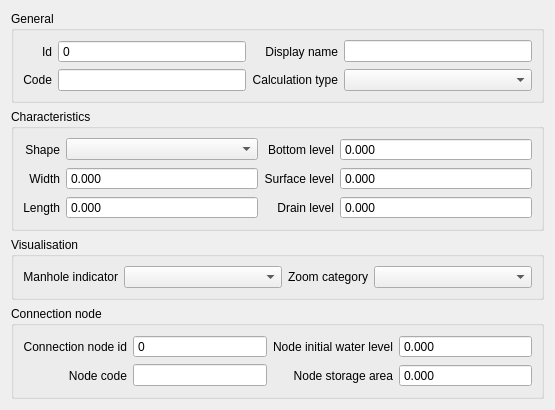
Above: threedi_model_builder/forms/ui/manhole.ui from nens/threedi-schematisation-editor before the change. Below: the same form after it.
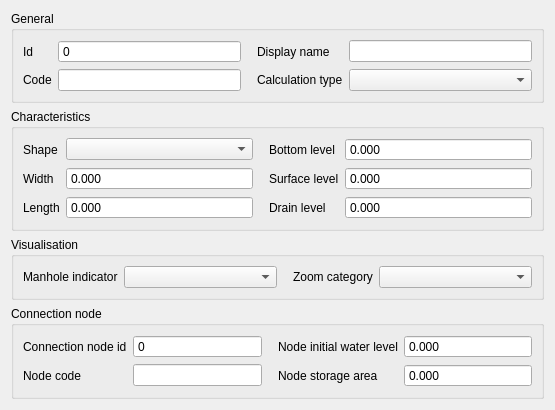
That is the form after the change. Custom widgets are drawn as their Qt base class.

```diff
--- a/threedi_model_builder/forms/ui/manhole.ui
+++ b/threedi_model_builder/forms/ui/manhole.ui
@@ -35,7 +35,7 @@
          <string>Length</string>
         </property>
         <property name="alignment">
-         <set>Qt::AlignRight|Qt::AlignTrailing|Qt::AlignVCenter</set>
+         <set>Qt::AlignLeading|Qt::AlignLeft|Qt::AlignVCenter</set>
         </property>
        </widget>
       </item>
@@ -48,7 +48,7 @@
          <string>Shape</string>
         </property>
         <property name="alignment">
-         <set>Qt::AlignRight|Qt::AlignTrailing|Qt::AlignVCenter</set>
+         <set>Qt::AlignLeading|Qt::AlignLeft|Qt::AlignVCenter</set>
         </property>
        </widget>
       </item>
@@ -61,7 +61,7 @@
          <string>Width</string>
         </property>
         <property name="alignment">
-         <set>Qt::AlignRight|Qt::AlignTrailing|Qt::AlignVCenter</set>
+         <set>Qt::AlignLeading|Qt::AlignLeft|Qt::AlignVCenter</set>
         </property>
        </widget>
       </item>
@@ -74,7 +74,10 @@
          <string>Bottom level</string>
         </property>
         <property name="alignment">
-         <set>Qt::AlignRight|Qt::AlignTrailing|Qt::AlignVCenter</set>
+         <set>Qt::AlignLeading|Qt::AlignLeft|Qt::AlignVCenter</set>
+        </property>
+        <property name="indent">
+         <number>10</number>
         </property>
        </widget>
       </item>
@@ -87,7 +90,10 @@
          <string>Surface level</string>
         </property>
         <property name="alignment">
-         <set>Qt::AlignRight|Qt::AlignTrailing|Qt::AlignVCenter</set>
+         <set>Qt::AlignLeading|Qt::AlignLeft|Qt::AlignVCenter</set>
+        </property>
+        <property name="indent">
+         <number>10</number>
         </property>
        </widget>
       </item>
@@ -100,7 +106,10 @@
          <string>Drain level</string>
         </property>
         <property name="alignment">
-         <set>Qt::AlignRight|Qt::AlignTrailing|Qt::AlignVCenter</set>
+         <set>Qt::AlignLeading|Qt::AlignLeft|Qt::AlignVCenter</set>
+        </property>
+        <property name="indent">
+         <number>10</number>
         </property>
        </widget>
       </item>
@@ -324,7 +333,10 @@
          <string>Node initial water level</string>
         </property>
         <property name="alignment">
-         <set>Qt::AlignRight|Qt::AlignTrailing|Qt::AlignVCenter</set>
+         <set>Qt::AlignLeading|Qt::AlignLeft|Qt::AlignVCenter</set>
+        </property>
+        <property name="indent">
+         <number>10</number>
         </property>
        </widget>
       </item>
@@ -337,7 +349,7 @@
          <string>Connection node id</string>
         </property>
         <property name="alignment">
-         <set>Qt::AlignRight|Qt::AlignTrailing|Qt::AlignVCenter</set>
+         <set>Qt::AlignLeading|Qt::AlignLeft|Qt::AlignVCenter</set>
         </property>
        </widget>
       </item>
@@ -350,7 +362,7 @@
          <string>Node code</string>
         </property>
         <property name="alignment">
-         <set>Qt::AlignRight|Qt::AlignTrailing|Qt::AlignVCenter</set>
+         <set>Qt::AlignLeading|Qt::AlignLeft|Qt::AlignVCenter</set>
         </property>
        </widget>
       </item>
@@ -379,7 +391,10 @@
          <string>Node storage area</string>
         </property>
         <property name="alignment">
-         <set>Qt::AlignRight|Qt::AlignTrailing|Qt::AlignVCenter</set>
+         <set>Qt::AlignLeading|Qt::AlignLeft|Qt::AlignVCenter</set>
+        </property>
+        <property name="indent">
+         <number>10</number>
         </property>
        </widget>
       </item>
@@ -503,7 +518,10 @@
          <string>Display name</string>
         </property>
         <property name="alignment">
-         <set>Qt::AlignRight|Qt::AlignTrailing|Qt::AlignVCenter</set>
+         <set>Qt::AlignLeading|Qt::AlignLeft|Qt::AlignVCenter</set>
+        </property>
+        <property name="indent">
+         <number>10</number>
         </property>
        </widget>
       </item>
@@ -532,7 +550,7 @@
          <string>Id</string>
         </property>
         <property name="alignment">
-         <set>Qt::AlignRight|Qt::AlignTrailing|Qt::AlignVCenter</set>
+         <set>Qt::AlignLeading|Qt::AlignLeft|Qt::AlignVCenter</set>
         </property>
        </widget>
       </item>
@@ -545,7 +563,7 @@
          <string>Code</string>
         </property>
         <property name="alignment">
-         <set>Qt::AlignRight|Qt::AlignTrailing|Qt::AlignVCenter</set>
+         <set>Qt::AlignLeading|Qt::AlignLeft|Qt::AlignVCenter</set>
         </property>
        </widget>
       </item>
@@ -574,7 +592,10 @@
          <string>Calculation type</string>
         </property>
         <property name="alignment">
-         <set>Qt::AlignRight|Qt::AlignTrailing|Qt::AlignVCenter</set>
+         <set>Qt::AlignLeading|Qt::AlignLeft|Qt::AlignVCenter</set>
+        </property>
+        <property name="indent">
+         <number>10</number>
         </property>
        </widget>
       </item>
@@ -640,7 +661,10 @@
          <string>Zoom category</string>
         </property>
         <property name="alignment">
-         <set>Qt::AlignRight|Qt::AlignTrailing|Qt::AlignVCenter</set>
+         <set>Qt::AlignLeading|Qt::AlignLeft|Qt::AlignVCenter</set>
+        </property>
+        <property name="indent">
+         <number>10</number>
         </property>
        </widget>
       </item>
@@ -653,7 +677,7 @@
          <string>Manhole indicator</string>
         </property>
         <property name="alignment">
-         <set>Qt::AlignRight|Qt::AlignTrailing|Qt::AlignVCenter</set>
+         <set>Qt::AlignLeading|Qt::AlignLeft|Qt::AlignVCenter</set>
         </property>
        </widget>
       </item>
```
